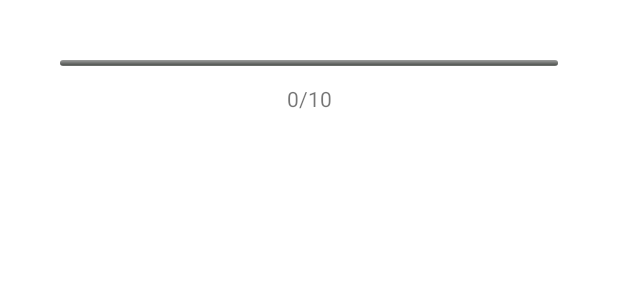
After one commit to IIShortyII/iui_project, an Android app: the layout activity_onboarding.xml on its own in the app's theme, with its tools: preview values and no code run, on a phone screen of 412 x 824 dp. The commit adds this screen. Shown: the top 300 px of the screen. Run offline under Robolectric (Android 15) with nearby library versions, the phone set to English and light mode, and no system bars; network calls fail.

Commit message:
Add basic activity navigation

```diff
--- a/app/src/main/AndroidManifest.xml
+++ b/app/src/main/AndroidManifest.xml
@@ -10,6 +10,12 @@
         android:supportsRtl="true"
         android:theme="@style/Theme.Drunkometer">
         <activity
+            android:name=".OnboardingActivity"
+            android:exported="false" />
+        <activity
+            android:name=".DrunkometerActivity"
+            android:exported="false" />
+        <activity
             android:name=".MainActivity"
             android:exported="true">
             <intent-filter>
--- /dev/null
+++ b/app/src/main/res/layout/activity_onboarding.xml
@@ -0,0 +1,35 @@
+<?xml version="1.0" encoding="utf-8"?>
+<androidx.constraintlayout.widget.ConstraintLayout xmlns:android="http://schemas.android.com/apk/res/android"
+    xmlns:app="http://schemas.android.com/apk/res-auto"
+    xmlns:tools="http://schemas.android.com/tools"
+    android:id="@+id/onboardingContainer"
+    android:layout_width="match_parent"
+    android:layout_height="match_parent"
+    tools:context=".OnboardingActivity"
+    android:layout_margin="40dp">
+
+    <FrameLayout
+        android:id="@+id/progressContainer"
+        android:layout_width="match_parent"
+        android:layout_height="wrap_content"
+        app:layout_constraintEnd_toEndOf="parent"
+        app:layout_constraintStart_toStartOf="parent"
+        app:layout_constraintTop_toTopOf="parent">
+
+        <ProgressBar
+            android:id="@+id/progress"
+            style="@android:style/Widget.ProgressBar.Horizontal"
+            android:layout_width="match_parent"
+            android:layout_height="4dp" />
+
+        <TextView
+            android:id="@+id/progressLabel"
+            android:layout_width="match_parent"
+            android:layout_height="wrap_content"
+            android:layout_centerVertical="true"
+            android:layout_marginTop="16dp"
+            android:text="0/10"
+            android:textAlignment="center" />
+    </FrameLayout>
+
+</androidx.constraintlayout.widget.ConstraintLayout>
```
Also changed, not shown: app/src/main/java/com/example/drunk_o_meter/DrunkometerActivity.java (added, +14 -0 lines), app/src/main/java/com/example/drunk_o_meter/MainActivity.java (+9 -2 lines), app/src/main/java/com/example/drunk_o_meter/OnboardingActivity.java (added, +16 -0 lines), app/src/main/res/layout/activity_drunkometer.xml (added, +18 -0 lines).
